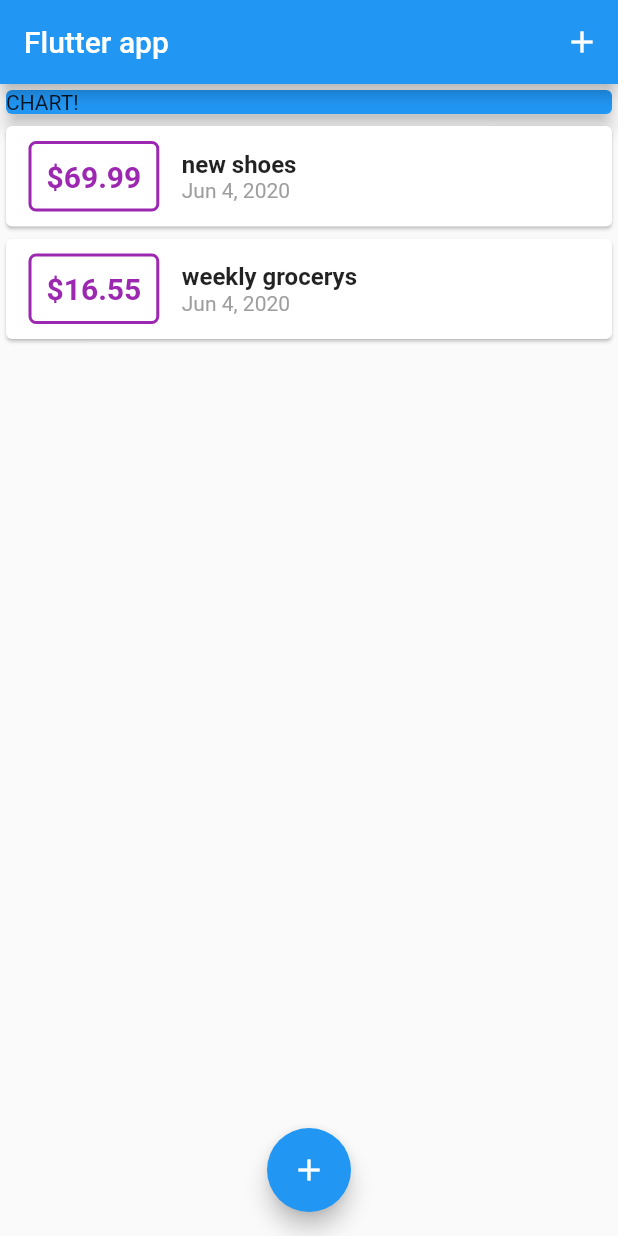
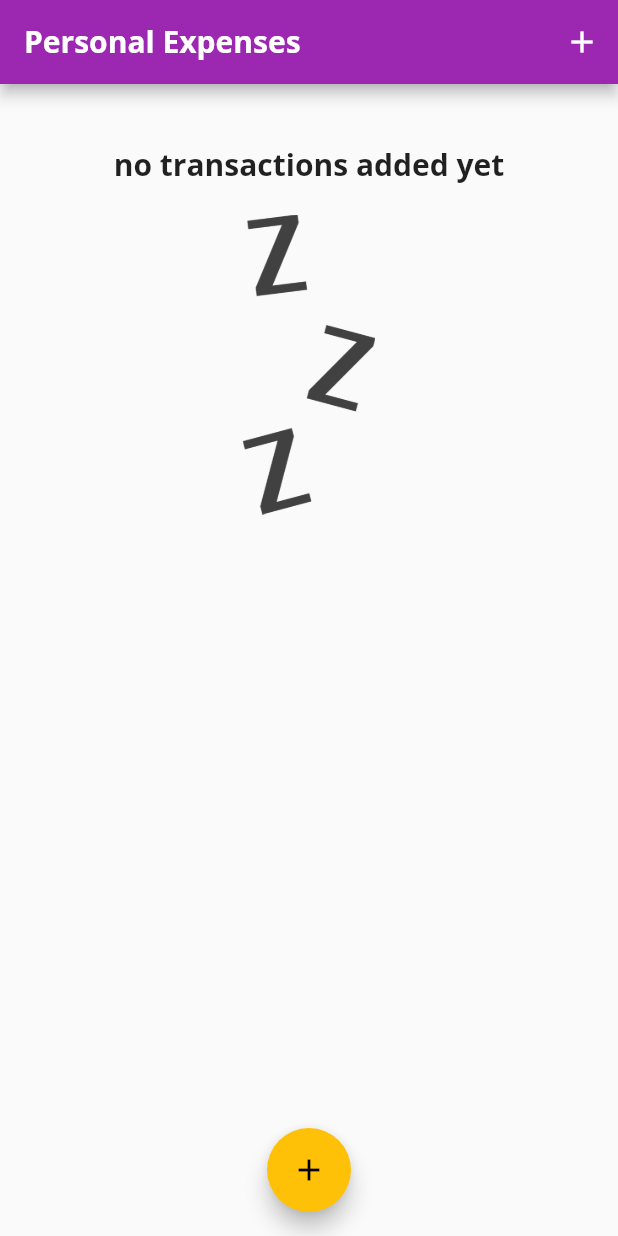
Before and after one commit to ruicorte/expenses, a Flutter app: the screen it shows after launch, on a phone screen of 412 x 824 dp. Run offline on Flutter 3.47's test engine with Material 2 defaults, Android fonts, the phone set to English and light mode, and no system bars.

Commit message:
chart wip

```diff
--- a/lib/main.dart
+++ b/lib/main.dart
@@ -4,6 +4,7 @@ import './models/transaction.dart';
 
 import './widgets/new_transaction.dart';
 import './widgets/transaction_list.dart';
+import './widgets/chart.dart';
 
 void main() => runApp(MyApp());
 
@@ -11,9 +12,26 @@ class MyApp extends StatelessWidget {
   @override
   Widget build(BuildContext context) {
     return MaterialApp(
-      title: 'Flutter Demo',
+      title: 'Personal Expenses',
       theme: ThemeData(
-        // primarySwatch: Colors.blue,
+        primarySwatch: Colors.purple,
+        accentColor: Colors.amber,
+        fontFamily: 'Quicksand',
+        textTheme: ThemeData.light().textTheme.copyWith(
+              headline6: TextStyle(
+                fontFamily: 'OpenSans',
+                fontWeight: FontWeight.bold,
+                fontSize: 20.0,
+              ),
+            ),
+        appBarTheme: AppBarTheme(
+          textTheme: ThemeData.light().textTheme.copyWith(
+                  headline6: TextStyle(
+                fontFamily: 'OpenSans',
+                fontSize: 20.0,
+                fontWeight: FontWeight.bold,
+              )),
+        ),
         visualDensity: VisualDensity.adaptivePlatformDensity,
       ),
       home: MyHomePage(),
@@ -28,19 +46,25 @@ class MyHomePage extends StatefulWidget {
 
 class _MyHomePageState extends State<MyHomePage> {
   final List<Transaction> _userTransactions = [
-    Transaction(
-      id: 't1',
-      title: 'new shoes',
-      amount: 69.99,
-      date: DateTime.now(),
-    ),
-    Transaction(
-      id: 't2',
-      title: 'weekly grocerys',
-      amount: 16.55,
-      date: DateTime.now(),
-    ),
+    // Transaction(
+    //   id: 't1',
+    //   title: 'new shoes',
+    //   amount: 69.99,
+    //   date: DateTime.now(),
+    // ),
+    // Transaction(
+    //   id: 't2',
+    //   title: 'weekly grocerys',
+    //   amount: 16.55,
+    //   date: DateTime.now(),
+    // ),
   ];
+
+  List<Transaction> get _recentTransactions {
+    return _userTransactions.where((tx) {
+      return tx.date.isAfter(DateTime.now().subtract(Duration(days: 7)));
+    }).toList();
+  }
 
   void _addNewTransaction(String title, double amount) {
     final newTx = Transaction(
@@ -69,24 +93,25 @@ class _MyHomePageState extends State<MyHomePage> {
 
   Widget build(BuildContext context) {
     return Scaffold(
-      appBar: AppBar(title: Text('Flutter app'), actions: <Widget>[
-        IconButton(
-          icon: Icon(Icons.add),
-          onPressed: () => _startAddNewTransaction(context),
+      appBar: AppBar(
+        title: Text(
+          'Personal Expenses',
+          style: TextStyle(
+            fontFamily: 'OpenSans',
+          ),
         ),
-      ]),
+        actions: <Widget>[
+          IconButton(
+            icon: Icon(Icons.add),
+            onPressed: () => _startAddNewTransaction(context),
+          ),
+        ],
+      ),
       body: SingleChildScrollView(
         child: Column(
           crossAxisAlignment: CrossAxisAlignment.stretch,
           children: <Widget>[
-            Card(
-              color: Colors.blue,
-              child: Container(
-                width: double.infinity,
-                child: Text('CHART!'),
-              ),
-              elevation: 5.0,
-            ),
+            Chart(_recentTransactions),
             TransactionList(_userTransactions),
           ],
         ),
--- /dev/null
+++ b/lib/widgets/chart.dart
@@ -0,0 +1,39 @@
+import 'package:flutter/material.dart';
+import 'package:intl/intl.dart';
+import '../models/transaction.dart';
+
+class Chart extends StatelessWidget {
+  final List<Transaction> recentTransactions;
+
+  Chart(this.recentTransactions);
+
+  List<Map<String, Object>> get groupedTransactionValues {
+    return List.generate(7, (index) {
+      final weekDay = DateTime.now().subtract(Duration(days: index));
+      double totalSum = 0;
+      for (var i = 0; i < recentTransactions.length; i++) {
+        if (recentTransactions[i].date.day == weekDay.day &&
+            recentTransactions[i].date.month == weekDay.month &&
+            recentTransactions[i].date.year == weekDay.year) {
+          totalSum += recentTransactions[i].amount;
+        }
+      }
+
+      return {
+        'day': DateFormat.E().format(weekDay),
+        'amount': totalSum,
+      };
+    });
+  }
+
+  @override
+  Widget build(BuildContext context) {
+    return Card(
+      elevation: 6,
+      margin: EdgeInsets.all(20.0),
+      child: Row(
+        children: <Widget>[],
+      ),
+    );
+  }
+}
--- a/lib/widgets/transaction_list.dart
+++ b/lib/widgets/transaction_list.dart
@@ -11,7 +11,26 @@ class TransactionList extends StatelessWidget {
   Widget build(BuildContext context) {
     return Container(
       height: 300,
-      child: ListView.builder(
+      child: transactions.isEmpty
+          ? Column(
+              children: <Widget>[
+                Text(
+                  'no transactions added yet',
+                  style: Theme.of(context).textTheme.headline6,
+                ),
+                SizedBox(
+                  height: 20.0,
+                ),
+                Container(
+                  height: 200.0,
+                  child: Image.asset(
+                    'assets/images/waiting.png',
+                    fit: BoxFit.cover,
+                  ),
+                ),
+              ],
+            )
+          : ListView.builder(
               itemCount: transactions.length,
               itemBuilder: (ctx, index) {
                 return Card(
@@ -25,7 +44,7 @@ class TransactionList extends StatelessWidget {
                         ),
                         decoration: BoxDecoration(
                           border: Border.all(
-                      color: Colors.purple,
+                            color: Theme.of(context).primaryColor,
                             width: 2.0,
                           ),
                           borderRadius: BorderRadius.circular(5.0),
@@ -35,7 +54,7 @@ class TransactionList extends StatelessWidget {
                           style: TextStyle(
                             fontWeight: FontWeight.bold,
                             fontSize: 20.0,
-                      color: Colors.purple,
+                            color: Theme.of(context).primaryColor,
                           ),
                         ),
                       ),
@@ -44,10 +63,7 @@ class TransactionList extends StatelessWidget {
                         children: <Widget>[
                           Text(
                             transactions[index].title,
-                      style: TextStyle(
-                        fontSize: 16.0,
-                        fontWeight: FontWeight.bold,
-                      ),
+                            style: Theme.of(context).textTheme.headline6,
                           ),
                           Text(
                             DateFormat.yMMMd().format(transactions[index].date),
```
Also changed, not shown: pubspec.yaml (+13 -8 lines), assets/fonts/OpenSans-Bold.ttf (added), assets/fonts/OpenSans-Regular.ttf (added), assets/fonts/Quicksand-Bold.ttf (added), assets/fonts/Quicksand-Light.ttf (added), assets/fonts/Quicksand-Medium.ttf (added), assets/fonts/Quicksand-Regular.ttf (added), assets/images/waiting.png (added). Lines whose indentation alone changed are shown as unchanged.
